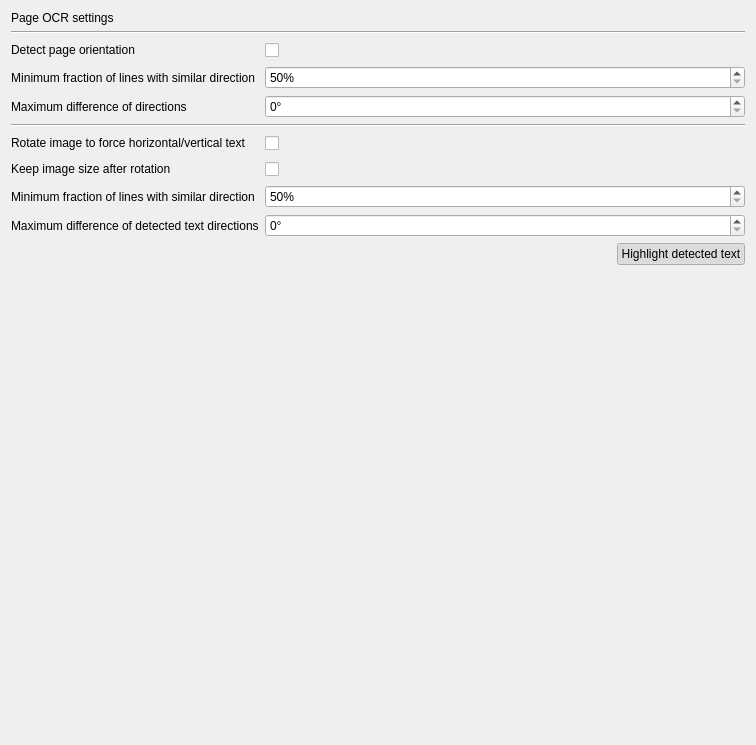
Qt form src/gui/ocr_settings_widget.ui (p12tic/sanescan) before a commit.
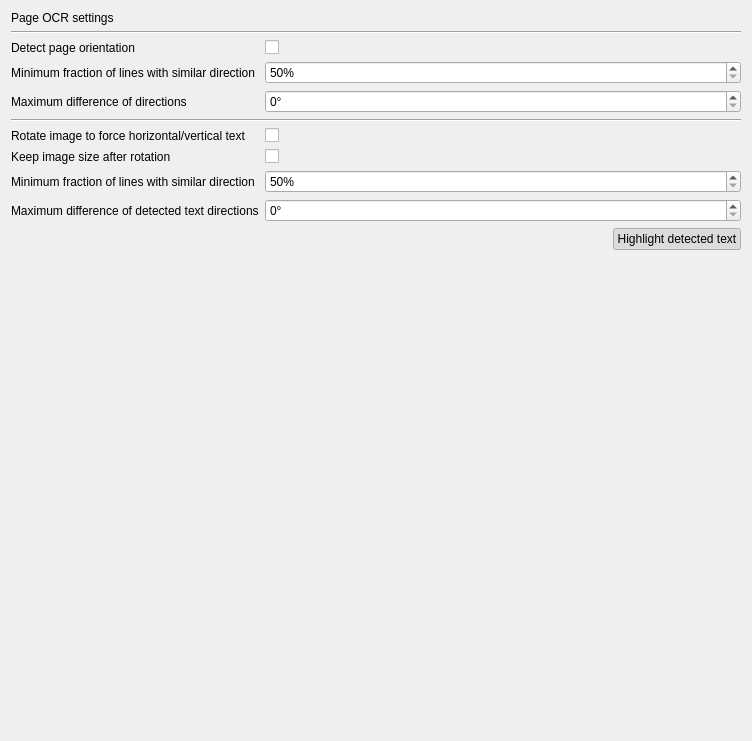
The same form after that commit.

Commit message: gui: Implement saving results to file

Diff of the .ui file:
```diff
--- a/src/gui/ocr_settings_widget.ui
+++ b/src/gui/ocr_settings_widget.ui
@@ -6,8 +6,8 @@
    <rect>
     <x>0</x>
     <y>0</y>
-    <width>756</width>
-    <height>745</height>
+    <width>752</width>
+    <height>741</height>
    </rect>
   </property>
   <property name="windowTitle">
@@ -46,7 +46,7 @@
      <item row="0" column="1">
       <widget class="QCheckBox" name="checkbox_orientation_detect">
        <property name="text">
-        <string>	 </string>
+        <string/>
        </property>
       </widget>
      </item>
@@ -116,7 +116,7 @@
      <item row="4" column="1">
       <widget class="QCheckBox" name="checkbox_rotate_detect">
        <property name="text">
-        <string>	 </string>
+        <string/>
        </property>
       </widget>
      </item>
@@ -130,7 +130,7 @@
      <item row="5" column="1">
       <widget class="QCheckBox" name="checkbox_rotate_keep_size">
        <property name="text">
-        <string>	 </string>
+        <string/>
        </property>
       </widget>
      </item>
```
The commit also changes 5 other files.
